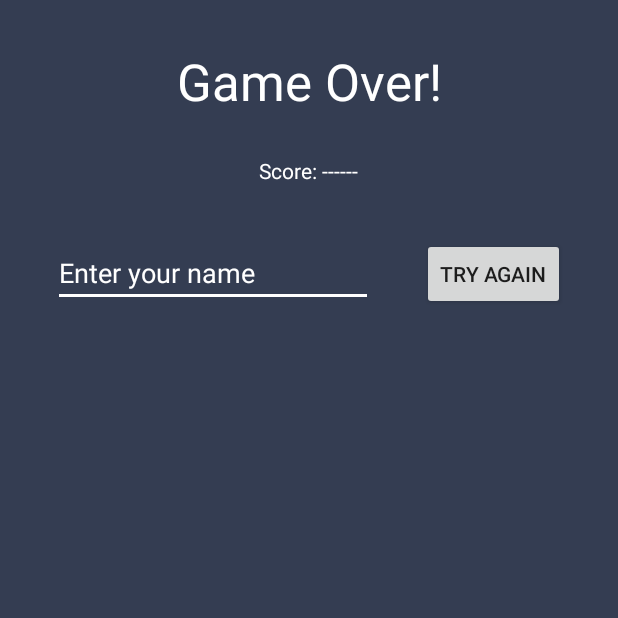
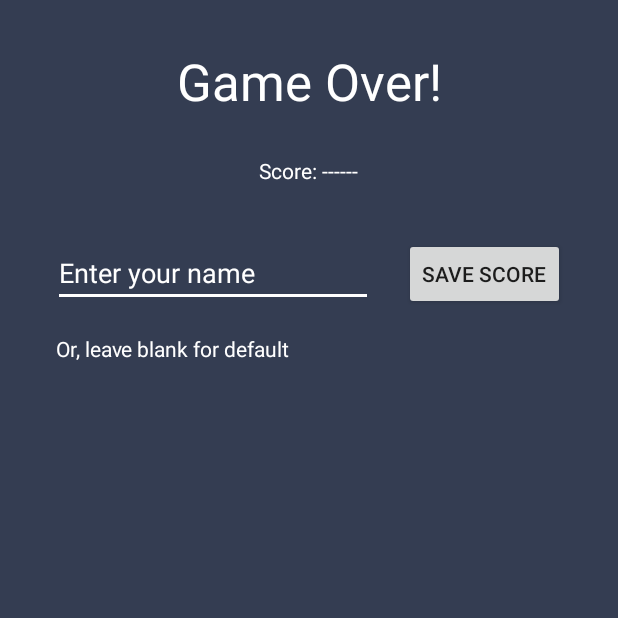
Before and after one commit to carltonknox/EC327-Asteroids-2, an Android app: the GameOver screen opened directly, with no data from a screen before it, on a phone screen of 412 x 824 dp, the top half of it. Run offline under Robolectric (Android 15) with nearby library versions, the phone set to English and light mode, and no system bars.

Commit message:
minor changes for leaderboards layout

```diff
--- a/app/src/main/res/layout/layout_gameover.xml
+++ b/app/src/main/res/layout/layout_gameover.xml
@@ -45,7 +45,7 @@
         android:layout_marginTop="82dp"
         android:layout_marginEnd="35dp"
         android:layout_marginRight="35dp"
-        android:text="TRY AGAIN"
+        android:text="SAVE SCORE"
         app:layout_constraintEnd_toEndOf="parent"
         app:layout_constraintTop_toBottomOf="@+id/textView" />
 
@@ -65,4 +65,19 @@
         app:layout_constraintStart_toStartOf="parent"
         app:layout_constraintTop_toBottomOf="@+id/scoreView" />
 
+    <TextView
+        android:id="@+id/textView2"
+        android:layout_width="wrap_content"
+        android:layout_height="wrap_content"
+        android:layout_marginStart="35dp"
+        android:layout_marginLeft="35dp"
+        android:layout_marginTop="18dp"
+        android:layout_marginEnd="217dp"
+        android:layout_marginRight="217dp"
+        android:text="Or, leave blank for default"
+        android:textColor="#FFFFFF"
+        app:layout_constraintEnd_toEndOf="parent"
+        app:layout_constraintStart_toStartOf="parent"
+        app:layout_constraintTop_toBottomOf="@+id/editTextTextPersonName" />
+
 </androidx.constraintlayout.widget.ConstraintLayout>
```
